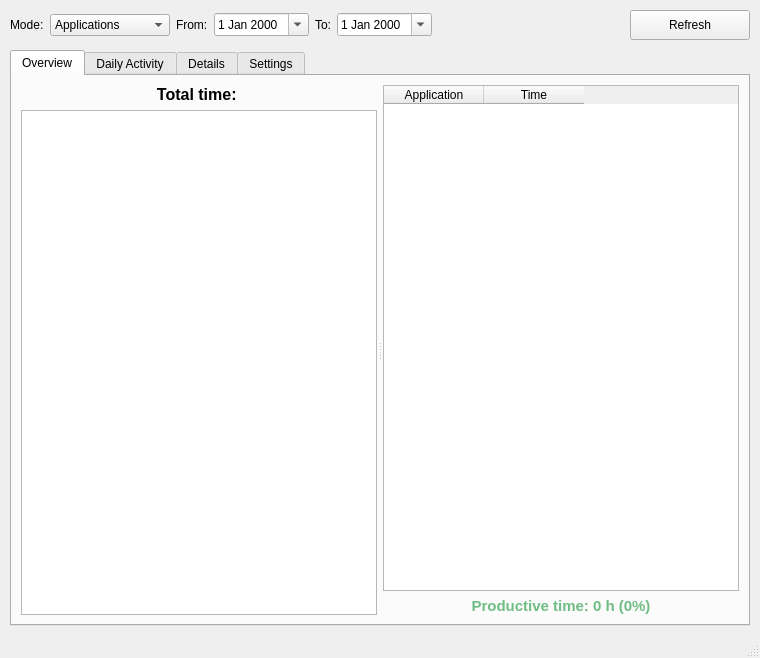
This is src/ActivityDashboard.ui in Kvazarus/Activity_Insight as Qt 5 draws it before an edit. The edited form follows.
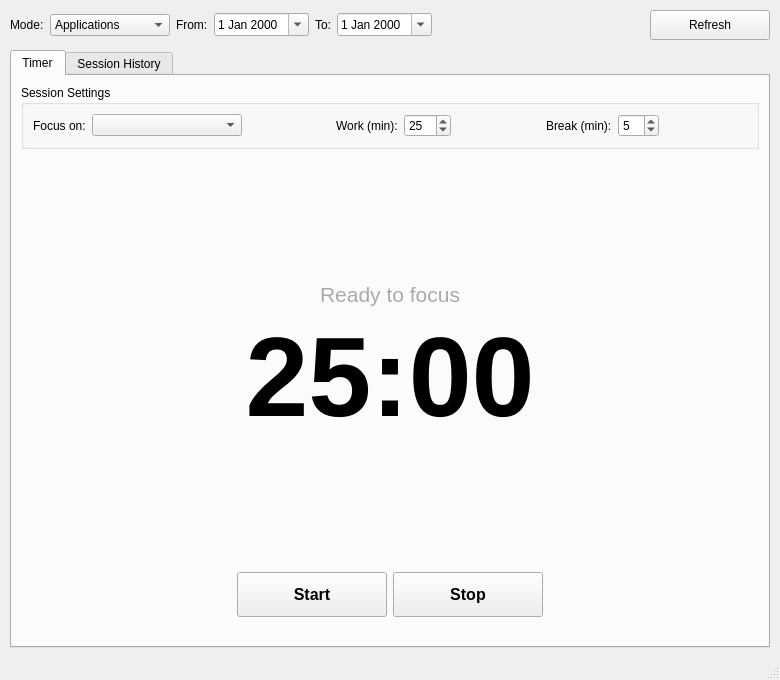
This is the edited form. The open tabs and pages were chosen to show the change. Custom widgets are drawn as their Qt base class.

Commit message: added focus sessions ui

The edit to the form file:
```diff
--- a/src/ActivityDashboard.ui
+++ b/src/ActivityDashboard.ui
@@ -6,8 +6,8 @@
    <rect>
     <x>0</x>
     <y>0</y>
-    <width>760</width>
-    <height>658</height>
+    <width>780</width>
+    <height>680</height>
    </rect>
   </property>
   <property name="windowTitle">
@@ -141,6 +141,25 @@
      </widget>
     </item>
     <item>
+     <widget class="QStackedWidget" name="mainStackedWidget">
+      <property name="currentIndex">
+       <number>1</number>
+      </property>
+      <widget class="QWidget" name="pageAnalytics">
+       <layout class="QVBoxLayout" name="verticalLayout_analytics">
+        <property name="leftMargin">
+         <number>0</number>
+        </property>
+        <property name="topMargin">
+         <number>0</number>
+        </property>
+        <property name="rightMargin">
+         <number>0</number>
+        </property>
+        <property name="bottomMargin">
+         <number>0</number>
+        </property>
+        <item>
      <widget class="QTabWidget" name="tabWidget">
       <property name="currentIndex">
        <number>0</number>
@@ -957,6 +976,396 @@
     </item>
    </layout>
   </widget>
+      <widget class="QWidget" name="pageFocus">
+       <layout class="QVBoxLayout" name="verticalLayout_focus">
+        <property name="leftMargin">
+         <number>0</number>
+        </property>
+        <property name="topMargin">
+         <number>0</number>
+        </property>
+        <property name="rightMargin">
+         <number>0</number>
+        </property>
+        <property name="bottomMargin">
+         <number>0</number>
+        </property>
+        <item>
+         <widget class="QTabWidget" name="focusTabWidget">
+          <property name="currentIndex">
+           <number>1</number>
+          </property>
+          <widget class="QWidget" name="tabFocusTimer">
+           <attribute name="title">
+            <string>Timer</string>
+           </attribute>
+           <layout class="QVBoxLayout" name="verticalLayout_timer">
+            <item>
+             <widget class="QGroupBox" name="groupFocusSettings">
+              <property name="title">
+               <string>Session Settings</string>
+              </property>
+              <layout class="QHBoxLayout" name="horizontalLayout_focusSetup">
+               <item>
+                <widget class="QLabel" name="labelFocusCat">
+                 <property name="text">
+                  <string>Focus on:</string>
+                 </property>
+                </widget>
+               </item>
+               <item>
+                <widget class="QComboBox" name="comboFocusCategory">
+                 <property name="minimumSize">
+                  <size>
+                   <width>150</width>
+                   <height>0</height>
+                  </size>
+                 </property>
+                </widget>
+               </item>
+               <item>
+                <spacer name="hSpacerFocus1">
+                 <property name="orientation">
+                  <enum>Qt::Orientation::Horizontal</enum>
+                 </property>
+                 <property name="sizeHint" stdset="0">
+                  <size>
+                   <width>20</width>
+                   <height>20</height>
+                  </size>
+                 </property>
+                </spacer>
+               </item>
+               <item>
+                <widget class="QLabel" name="labelWorkTime">
+                 <property name="text">
+                  <string>Work (min):</string>
+                 </property>
+                </widget>
+               </item>
+               <item>
+                <widget class="QSpinBox" name="spinWorkTime">
+                 <property name="minimum">
+                  <number>1</number>
+                 </property>
+                 <property name="maximum">
+                  <number>120</number>
+                 </property>
+                 <property name="value">
+                  <number>25</number>
+                 </property>
+                </widget>
+               </item>
+               <item>
+                <spacer name="hSpacerFocus2">
+                 <property name="orientation">
+                  <enum>Qt::Orientation::Horizontal</enum>
+                 </property>
+                 <property name="sizeHint" stdset="0">
+                  <size>
+                   <width>20</width>
+                   <height>20</height>
+                  </size>
+                 </property>
+                </spacer>
+               </item>
+               <item>
+                <widget class="QLabel" name="labelBreakTime">
+                 <property name="text">
+                  <string>Break (min):</string>
+                 </property>
+                </widget>
+               </item>
+               <item>
+                <widget class="QSpinBox" name="spinBreakTime">
+                 <property name="minimum">
+                  <number>1</number>
+                 </property>
+                 <property name="maximum">
+                  <number>60</number>
+                 </property>
+                 <property name="value">
+                  <number>5</number>
+                 </property>
+                </widget>
+               </item>
+               <item>
+                <spacer name="hSpacerFocus3">
+                 <property name="orientation">
+                  <enum>Qt::Orientation::Horizontal</enum>
+                 </property>
+                 <property name="sizeHint" stdset="0">
+                  <size>
+                   <width>40</width>
+                   <height>20</height>
+                  </size>
+                 </property>
+                </spacer>
+               </item>
+              </layout>
+             </widget>
+            </item>
+            <item>
+             <spacer name="vSpacerTimerTop">
+              <property name="orientation">
+               <enum>Qt::Orientation::Vertical</enum>
+              </property>
+              <property name="sizeHint" stdset="0">
+               <size>
+                <width>20</width>
+                <height>40</height>
+               </size>
+              </property>
+             </spacer>
+            </item>
+            <item>
+             <widget class="QLabel" name="lblTimerStatus">
+              <property name="font">
+               <font>
+                <pointsize>16</pointsize>
+               </font>
+              </property>
+              <property name="styleSheet">
+               <string notr="true">color: #aaaaaa;</string>
+              </property>
+              <property name="text">
+               <string>Ready to focus</string>
+              </property>
+              <property name="alignment">
+               <set>Qt::AlignmentFlag::AlignCenter</set>
+              </property>
+             </widget>
+            </item>
+            <item>
+             <widget class="QLabel" name="lblTimerDisplay">
+              <property name="font">
+               <font>
+                <pointsize>85</pointsize>
+                <bold>true</bold>
+               </font>
+              </property>
+              <property name="text">
+               <string>25:00</string>
+              </property>
+              <property name="alignment">
+               <set>Qt::AlignmentFlag::AlignCenter</set>
+              </property>
+             </widget>
+            </item>
+            <item>
+             <spacer name="vSpacerTimerBottom">
+              <property name="orientation">
+               <enum>Qt::Orientation::Vertical</enum>
+              </property>
+              <property name="sizeHint" stdset="0">
+               <size>
+                <width>20</width>
+                <height>40</height>
+               </size>
+              </property>
+             </spacer>
+            </item>
+            <item>
+             <layout class="QHBoxLayout" name="horizontalLayout_timerBtns">
+              <item>
+               <spacer name="hSpacerBtnLeft">
+                <property name="orientation">
+                 <enum>Qt::Orientation::Horizontal</enum>
+                </property>
+                <property name="sizeHint" stdset="0">
+                 <size>
+                  <width>40</width>
+                  <height>20</height>
+                 </size>
+                </property>
+               </spacer>
+              </item>
+              <item>
+               <widget class="QPushButton" name="btnFocusStart">
+                <property name="minimumSize">
+                 <size>
+                  <width>150</width>
+                  <height>45</height>
+                 </size>
+                </property>
+                <property name="font">
+                 <font>
+                  <pointsize>12</pointsize>
+                  <bold>true</bold>
+                 </font>
+                </property>
+                <property name="text">
+                 <string>Start</string>
+                </property>
+               </widget>
+              </item>
+              <item>
+               <widget class="QPushButton" name="btnFocusStop">
+                <property name="minimumSize">
+                 <size>
+                  <width>150</width>
+                  <height>45</height>
+                 </size>
+                </property>
+                <property name="font">
+                 <font>
+                  <pointsize>12</pointsize>
+                  <bold>true</bold>
+                 </font>
+                </property>
+                <property name="text">
+                 <string>Stop</string>
+                </property>
+               </widget>
+              </item>
+              <item>
+               <spacer name="hSpacerBtnRight">
+                <property name="orientation">
+                 <enum>Qt::Orientation::Horizontal</enum>
+                </property>
+                <property name="sizeHint" stdset="0">
+                 <size>
+                  <width>40</width>
+                  <height>20</height>
+                 </size>
+                </property>
+               </spacer>
+              </item>
+             </layout>
+            </item>
+            <item>
+             <spacer name="vSpacerTimerEnd">
+              <property name="orientation">
+               <enum>Qt::Orientation::Vertical</enum>
+              </property>
+              <property name="sizeType">
+               <enum>QSizePolicy::Policy::Fixed</enum>
+              </property>
+              <property name="sizeHint" stdset="0">
+               <size>
+                <width>20</width>
+                <height>20</height>
+               </size>
+              </property>
+             </spacer>
+            </item>
+           </layout>
+          </widget>
+          <widget class="QWidget" name="tabFocusStats">
+           <attribute name="title">
+            <string>Session History</string>
+           </attribute>
+           <layout class="QVBoxLayout" name="verticalLayout_focusStats">
+            <item>
+             <layout class="QHBoxLayout" name="horizontalLayout_focusSummary">
+              <item>
+               <widget class="QGroupBox" name="groupTotalFocus">
+                <property name="title">
+                 <string>Total Focus Time</string>
+                </property>
+                <layout class="QVBoxLayout" name="verticalLayout_9">
+                 <item>
+                  <widget class="QLabel" name="lblTotalFocusStat">
+                   <property name="font">
+                    <font>
+                     <pointsize>14</pointsize>
+                     <bold>true</bold>
+                    </font>
+                   </property>
+                   <property name="styleSheet">
+                    <string notr="true">color: #0D6EFD;</string>
+                   </property>
+                   <property name="text">
+                    <string>0 h 0 min</string>
+                   </property>
+                   <property name="alignment">
+                    <set>Qt::AlignmentFlag::AlignCenter</set>
+                   </property>
+                  </widget>
+                 </item>
+                </layout>
+               </widget>
+              </item>
+              <item>
+               <widget class="QGroupBox" name="groupTotalSessions">
+                <property name="title">
+                 <string>Completed Sessions</string>
+                </property>
+                <layout class="QVBoxLayout" name="verticalLayout_10">
+                 <item>
+                  <widget class="QLabel" name="lblTotalSessionsStat">
+                   <property name="font">
+                    <font>
+                     <pointsize>14</pointsize>
+                     <bold>true</bold>
+                    </font>
+                   </property>
+                   <property name="styleSheet">
+                    <string notr="true">color: #0D6EFD;</string>
+                   </property>
+                   <property name="text">
+                    <string>0</string>
+                   </property>
+                   <property name="alignment">
+                    <set>Qt::AlignmentFlag::AlignCenter</set>
+                   </property>
+                  </widget>
+                 </item>
+                </layout>
+               </widget>
+              </item>
+             </layout>
+            </item>
+            <item>
+             <widget class="QLabel" name="lblFocusHistoryTitle">
+              <property name="font">
+               <font>
+                <bold>true</bold>
+               </font>
+              </property>
+              <property name="text">
+               <string>Sessions (Based on selected dates)</string>
+              </property>
+             </widget>
+            </item>
+            <item>
+             <widget class="QTableWidget" name="tableFocusHistory">
+              <property name="editTriggers">
+               <set>QAbstractItemView::EditTrigger::NoEditTriggers</set>
+              </property>
+              <property name="selectionBehavior">
+               <enum>QAbstractItemView::SelectionBehavior::SelectRows</enum>
+              </property>
+              <attribute name="verticalHeaderVisible">
+               <bool>false</bool>
+              </attribute>
+              <column>
+               <property name="text">
+                <string>Date</string>
+               </property>
+              </column>
+              <column>
+               <property name="text">
+                <string>Category</string>
+               </property>
+              </column>
+              <column>
+               <property name="text">
+                <string>Duration</string>
+               </property>
+              </column>
+             </widget>
+            </item>
+           </layout>
+          </widget>
+         </widget>
+        </item>
+       </layout>
+      </widget>
+     </widget>
+    </item>
+   </layout>
+  </widget>
   <widget class="QStatusBar" name="statusbar"/>
  </widget>
  <customwidgets>
```
Left out of the diff: 6 changed lines with no effect on the pictures. Lines whose indentation alone changed are shown as unchanged. The commit also changes 2 other files.
